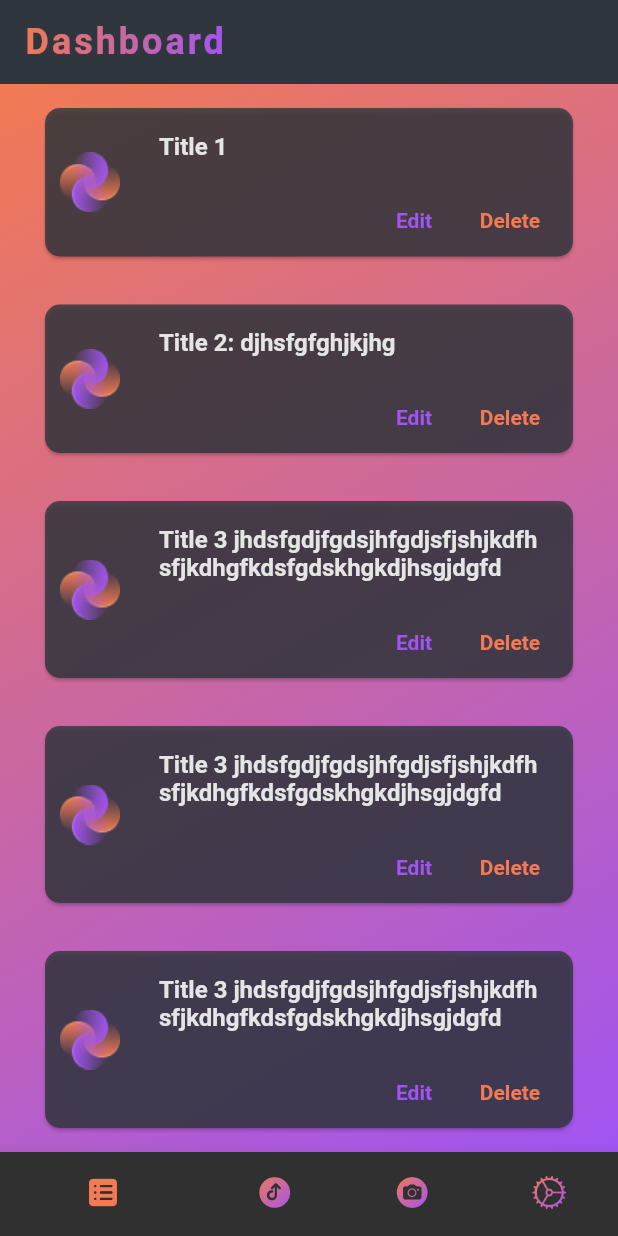
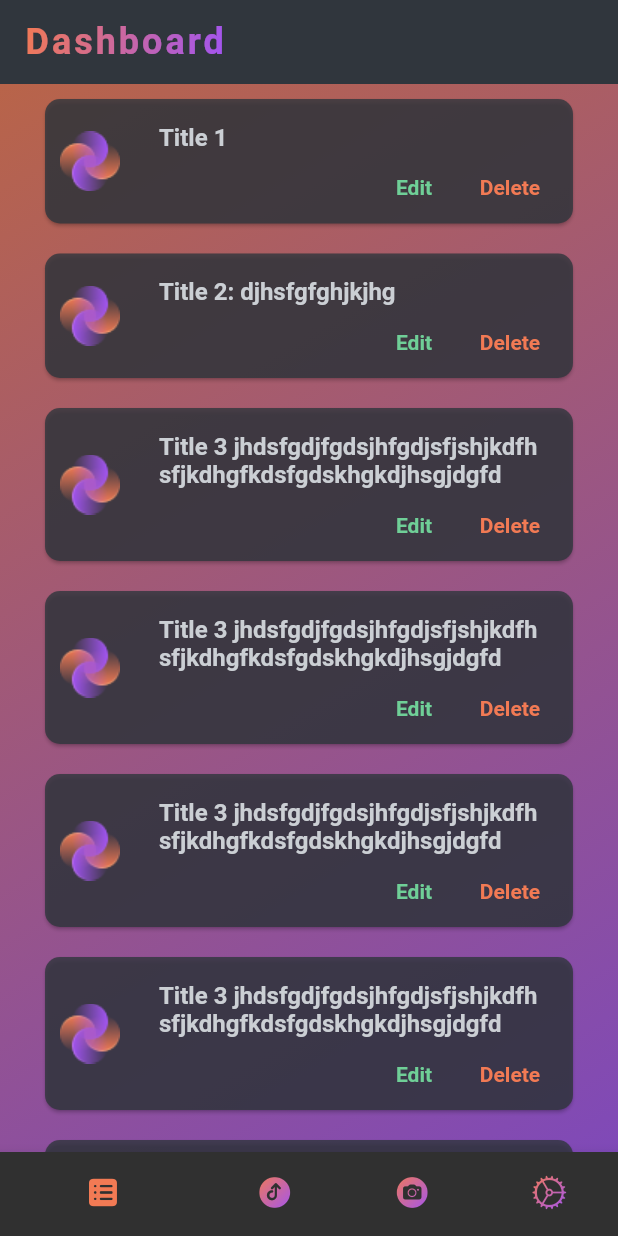
Before and after one commit to lorenacimpean/shit_grabber, a Flutter app: the screen it shows after launch, on a phone screen of 412 x 824 dp. Run offline on Flutter 3.47's test engine with Material 2 defaults, Android fonts, the phone set to English and light mode, and no system bars; our stand-ins replace file_picker, get, shared_preferences; Roboto replaces fonts that are missing (SpaceMono).

Commit message:
update card and remove const constr warning

```diff
--- a/analysis_options.yaml
+++ b/analysis_options.yaml
@@ -1,3 +1,4 @@
+# This file configures the analyzer, which statically analyzes Dart code to
 # This file configures the analyzer, which statically analyzes Dart code to
 # check for errors, warnings, and lints.
 #
@@ -22,8 +23,9 @@ linter:
   # `// ignore_for_file: name_of_lint` syntax on the line or in the file
   # producing the lint.
   rules:
-    # avoid_print: false  # Uncomment to disable the `avoid_print` rule
-    # prefer_single_quotes: true  # Uncomment to enable the `prefer_single_quotes` rule
+    avoid_print: false  # Uncomment to disable the `avoid_print` rule
+    prefer_single_quotes: true
+    prefer_const_constructors: false# Uncomment to enable the `prefer_single_quotes` rule
 
 # Additional information about this file can be found at
 # https://dart.dev/guides/language/analysis-options
--- a/lib/screens/dashboard/dashboard_screen.dart
+++ b/lib/screens/dashboard/dashboard_screen.dart
@@ -12,14 +12,16 @@ class DashboardScreen extends GetView<DashboardController> {
   Widget build(BuildContext context) {
     return Container(
       height: double.infinity,
-      decoration: const BoxDecoration(
-        gradient: AppColors.gradient,
+      decoration: BoxDecoration(
+        gradient: AppColors.gradientWithOpacity,
       ),
       child: ListView.builder(
         shrinkWrap: true,
         itemCount: controller.documentTitles.length,
         itemBuilder: (context, index) => DocumentCard(
           title: controller.documentTitles[index],
+          onDelete: () => print("Tapped delete"),
+          onEdit: () => print("Tapped edit"),
         ),
       ),
     );
--- a/lib/screens/dashboard/document_card.dart
+++ b/lib/screens/dashboard/document_card.dart
@@ -6,15 +6,22 @@ import 'package:shit_grabber/themes/app_text_theme.dart';
 
 class DocumentCard extends StatelessWidget {
   final String title;
+  final VoidCallback onEdit;
+  final VoidCallback onDelete;
 
-  const DocumentCard({Key? key, required this.title}) : super(key: key);
+  const DocumentCard({
+    Key? key,
+    required this.title,
+    required this.onEdit,
+    required this.onDelete,
+  }) : super(key: key);
 
   @override
   Widget build(BuildContext context) {
     return Card(
       margin: const EdgeInsets.symmetric(
           horizontal: AppDimensions.largePadding,
-          vertical: AppDimensions.midPadding),
+          vertical: AppDimensions.smallPadding),
       color: AppColors.appBlack.withOpacity(0.8),
       shape: RoundedRectangleBorder(
         borderRadius: BorderRadius.circular(AppDimensions.defaultRadius),
@@ -34,30 +41,37 @@ class DocumentCard extends StatelessWidget {
               mainAxisAlignment: MainAxisAlignment.start,
               children: [
                 Container(
-                  margin: const EdgeInsets.all(AppDimensions.midPadding),
+                  margin: const EdgeInsets.only(
+                    top: AppDimensions.midPadding,
+                    right: AppDimensions.midPadding,
+                    left: AppDimensions.midPadding,
+                  ),
                   child: Text(
                     title,
                     maxLines: 2,
                     overflow: TextOverflow.ellipsis,
-                    style: AppTextTheme.darkTextTheme.headline3,
+                    style: AppTextTheme.darkTextTheme.headline3
+                        ?.copyWith(color: AppColors.grey),
                   ),
                 ),
                 Padding(
-                  padding: EdgeInsets.only(right: AppDimensions.smallPadding),
+                  padding: EdgeInsets.only(
+                    right: AppDimensions.smallPadding,
+                  ),
                   child: Row(
                     mainAxisAlignment: MainAxisAlignment.end,
                     children: [
                       TextButton(
-                        onPressed: () => print("tapped edit"),
+                        onPressed: () => onEdit,
                         child: Text(
                           "Edit",
                           style: AppTextTheme.darkTextTheme.bodyText1?.copyWith(
                               fontWeight: FontWeight.bold,
-                              color: AppColors.secondary),
+                              color: AppColors.tertiary),
                         ),
                       ),
                       TextButton(
-                        onPressed: () => print("tapped delete"),
+                        onPressed: onDelete,
                         child: Text(
                           "Delete",
                           style: AppTextTheme.darkTextTheme.bodyText1?.copyWith(
--- a/lib/themes/app_colors.dart
+++ b/lib/themes/app_colors.dart
@@ -12,9 +12,14 @@ class AppColors {
   static const Color appWhite = Color(0xFFE5E5E5);
 
   // app gradient
-  static const gradient = LinearGradient(
+  static const LinearGradient gradient = LinearGradient(
     begin: Alignment.topLeft,
     end: Alignment.bottomRight,
     colors: [primary, secondary],
   );
+  static LinearGradient gradientWithOpacity = LinearGradient(
+    begin: Alignment.topLeft,
+    end: Alignment.bottomRight,
+    colors: [primary.withOpacity(0.7), secondary.withOpacity(0.7)],
+  );
 }
--- a/pubspec.yaml
+++ b/pubspec.yaml
@@ -13,6 +13,10 @@ dependencies:
   get: ^4.3.8
   cupertino_icons: ^1.0.3
   path_provider: ^2.0.5
+  file_picker: ^4.1.4
+  open_file: ^3.2.1
+  flutter_filereader: ^3.0.0
+  shared_preferences: ^2.0.8
 
 dev_dependencies:
   flutter_test:
```
Also changed, not shown: lib/repo/file_picker_repo.dart (added, +26 -0 lines), pubspec.lock.
